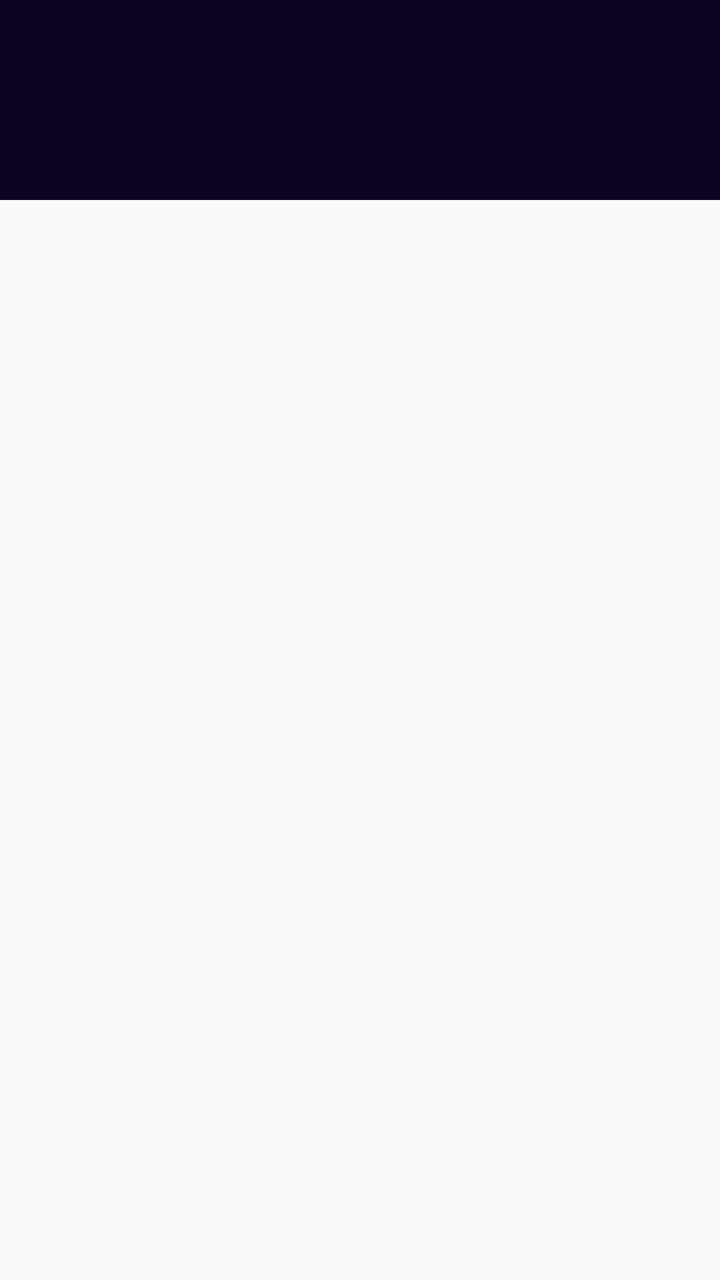
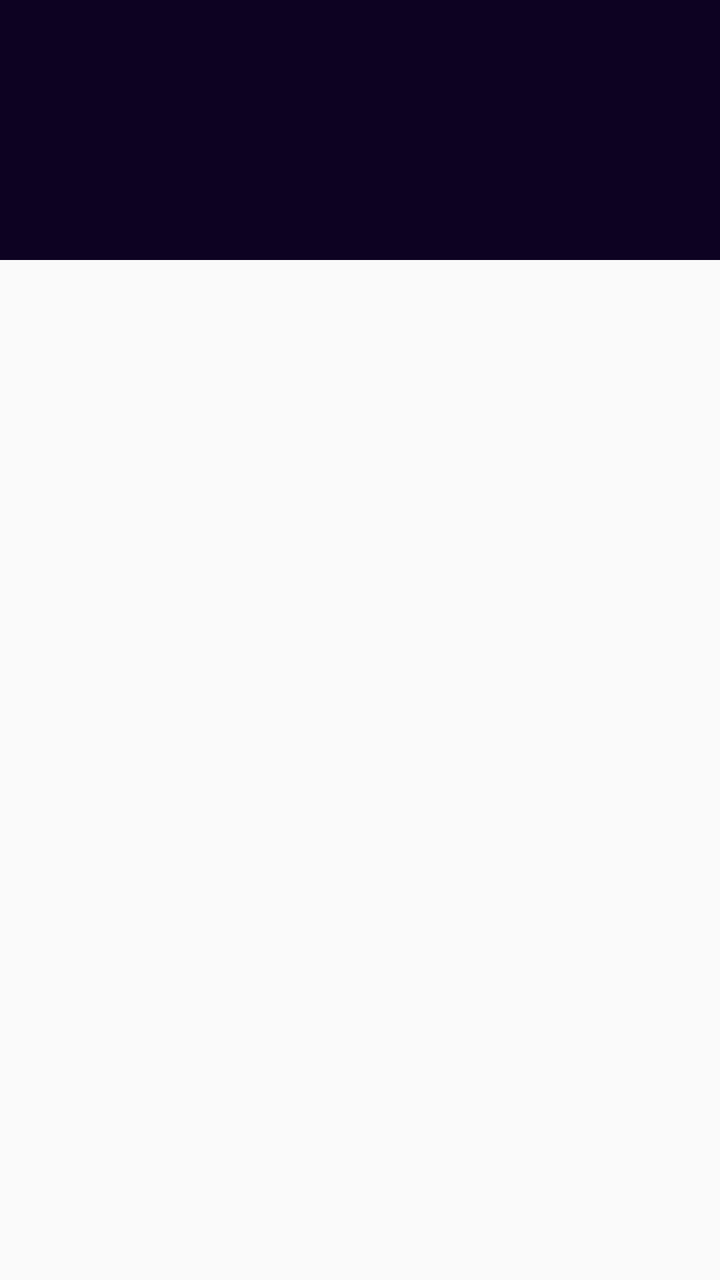

Two renders of the same Android screen: before a commit and after it. Below are the layout's source before the change and the commit's diff.
<!-- AndroidManifest.xml: activity theme Theme.AppCompat.Light.NoActionBar -->
<!-- res/layout/main_menu.xml -->
<?xml version="1.0" encoding="utf-8"?>
<LinearLayout xmlns:android="http://schemas.android.com/apk/res/android"
    android:orientation="vertical"
    android:layout_width="match_parent"
    android:layout_height="match_parent">

    <RelativeLayout
        android:layout_width="match_parent"
        android:layout_height="100dp"
        android:background="@color/purple">

        <ImageView android:id="@+id/logo"
            android:layout_width="100dp"
            android:layout_height="100dp"
            android:layout_centerInParent="true"/>

    </RelativeLayout>

    <LinearLayout
        android:layout_width="match_parent"
        android:layout_height="match_parent"
        android:orientation="horizontal">

        <FrameLayout android:id="@+id/details"
            android:layout_width="0dp"
            android:layout_height="match_parent"
            android:layout_weight="3"/>


        <FrameLayout android:id="@+id/menu"
            android:layout_width="0dp"
            android:layout_height="match_parent"
            android:layout_weight="1"/>

    </LinearLayout>



</LinearLayout>
<!-- resources referenced by this layout -->
<resources>
  <color name="purple">#0D0222</color>
</resources>

<!-- the commit's change to res/layout/main_menu.xml (unified diff, before → after) -->
@@ -6,13 +6,14 @@
 
     <RelativeLayout
         android:layout_width="match_parent"
-        android:layout_height="100dp"
+        android:layout_height="130dp"
         android:background="@color/purple">
 
         <ImageView android:id="@+id/logo"
             android:layout_width="100dp"
             android:layout_height="100dp"
-            android:layout_centerInParent="true"/>
+            android:layout_centerInParent="true"
+            android:layout_alignParentBottom="true"/>
 
     </RelativeLayout>
 
